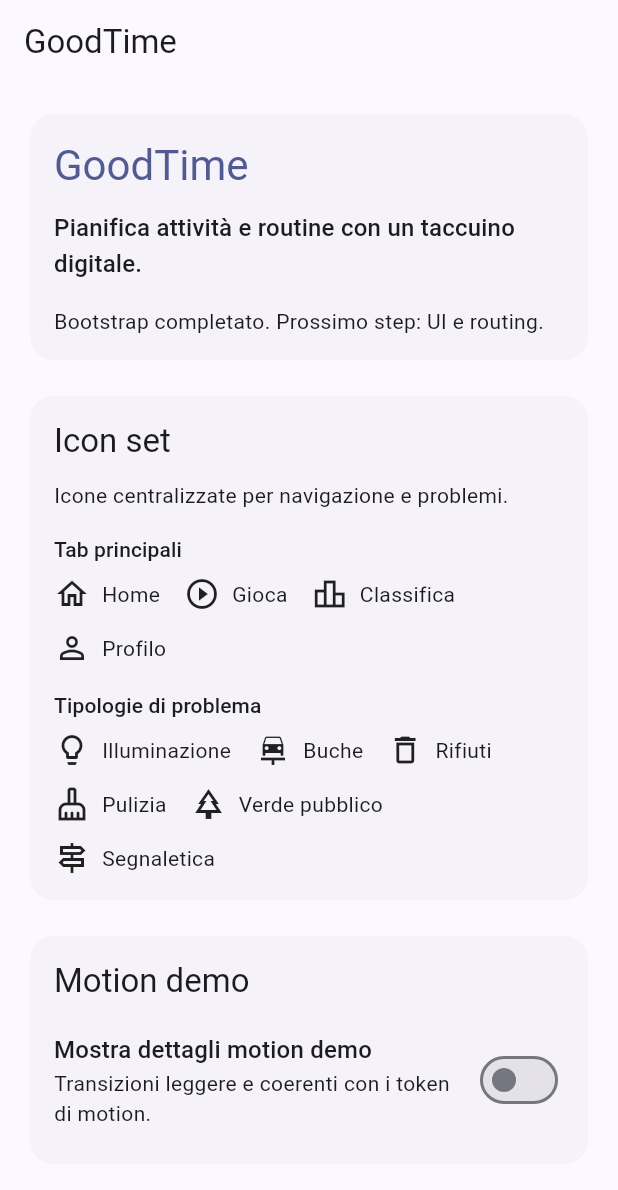
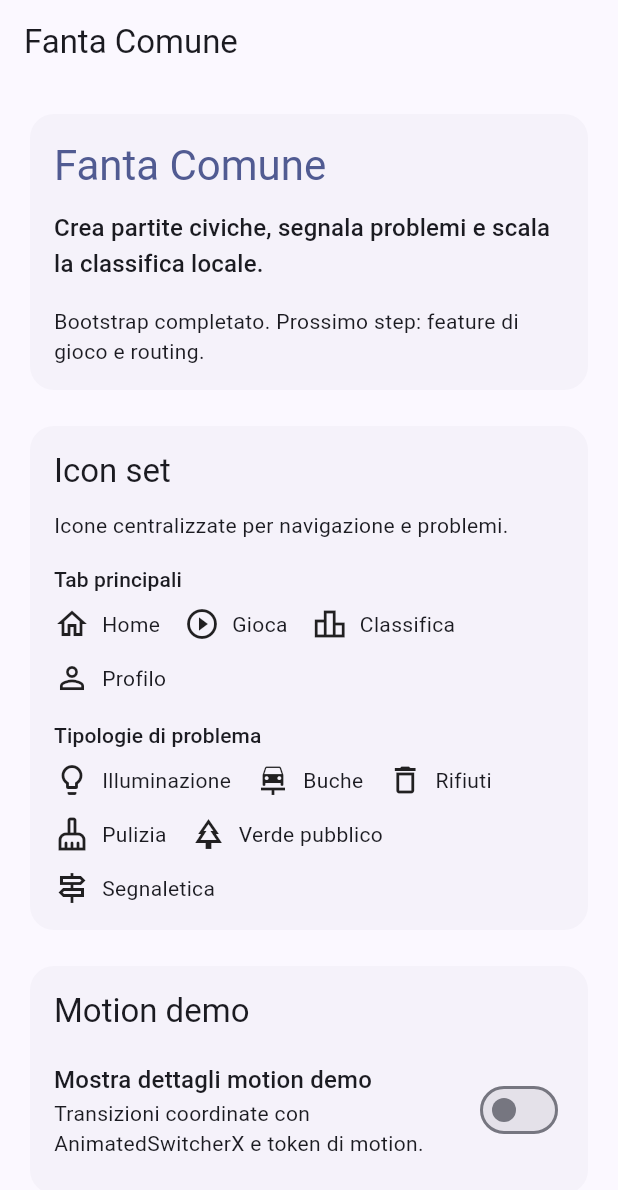
Before and after one commit to gabser/miglioraPaese, a Flutter app: the screen it shows after launch, on a phone screen of 412 x 824 dp. Shown: the top 1190 px of the screen. Run offline on Flutter 3.47's test engine with Material 3 defaults, Android fonts, the phone set to English and light mode, and no system bars; our stand-ins replace flutter_bloc, shared_preferences.

Commit message:
Restore fanta_comune base and add motion system

```diff
--- /dev/null
+++ b/lib/core/preferences/app_prefs.dart
@@ -0,0 +1,30 @@
+import 'package:shared_preferences/shared_preferences.dart';
+
+/// Wrapper semplice attorno a [SharedPreferences] per le preferenze locali.
+class AppPrefs {
+  /// Crea un'istanza usando le [SharedPreferences] già disponibili.
+  const AppPrefs(this._prefs);
+
+  final SharedPreferences _prefs;
+
+  static const _motionDemoKey = 'motion_demo_enabled';
+
+  /// Inizializza le preferenze condivise e restituisce il wrapper.
+  static Future<AppPrefs> init() async {
+    final prefs = await SharedPreferences.getInstance();
+    return AppPrefs(prefs);
+  }
+
+  /// Indica se l'utente ha attivato la demo di motion.
+  bool get motionDemoEnabled => _prefs.getBool(_motionDemoKey) ?? false;
+
+  /// Aggiorna la preferenza della demo di motion.
+  Future<void> setMotionDemoEnabled(bool value) async {
+    await _prefs.setBool(_motionDemoKey, value);
+  }
+
+  /// Cancella tutte le preferenze locali.
+  Future<void> clearAll() async {
+    await _prefs.clear();
+  }
+}
--- a/lib/core/theme/app_icons.dart
+++ b/lib/core/theme/app_icons.dart
@@ -1,5 +1,5 @@
 import 'package:flutter/material.dart';
-import 'package:goodtime/core/models/problem_key.dart';
+import 'package:fanta_comune/core/models/problem_key.dart';
 
 /// Raccolta centralizzata delle icone e delle label di navigazione e problemi.
 class AppIcons {
--- a/lib/core/theme/app_theme.dart
+++ b/lib/core/theme/app_theme.dart
@@ -1,5 +1,6 @@
 import 'package:flutter/material.dart';
-import 'package:goodtime/core/theme/app_tokens.dart';
+import 'package:fanta_comune/core/theme/app_motion.dart';
+import 'package:fanta_comune/core/theme/app_tokens.dart';
 
 /// Tema centralizzato basato su Material 3 e ColorScheme derivato da seed.
 class AppTheme {
@@ -28,6 +29,8 @@ class AppTheme {
       secondarySelectedColor: colorScheme.secondaryContainer,
       disabledColor: colorScheme.onSurface.withOpacity(0.12),
     );
+
+    const transitionsBuilder = _AppPageTransitionsBuilder();
 
     return ThemeData(
       useMaterial3: true,
@@ -88,14 +91,46 @@ class AppTheme {
       chipTheme: baseChipTheme,
       pageTransitionsTheme: const PageTransitionsTheme(
         builders: {
-          TargetPlatform.android: FadeUpwardsPageTransitionsBuilder(),
-          TargetPlatform.iOS: CupertinoPageTransitionsBuilder(),
-          TargetPlatform.linux: FadeUpwardsPageTransitionsBuilder(),
-          TargetPlatform.macOS: FadeUpwardsPageTransitionsBuilder(),
-          TargetPlatform.windows: FadeUpwardsPageTransitionsBuilder(),
-          TargetPlatform.fuchsia: FadeUpwardsPageTransitionsBuilder(),
+          TargetPlatform.android: transitionsBuilder,
+          TargetPlatform.iOS: transitionsBuilder,
+          TargetPlatform.linux: transitionsBuilder,
+          TargetPlatform.macOS: transitionsBuilder,
+          TargetPlatform.windows: transitionsBuilder,
+          TargetPlatform.fuchsia: transitionsBuilder,
         },
       ),
     );
   }
 }
+
+class _AppPageTransitionsBuilder extends PageTransitionsBuilder {
+  const _AppPageTransitionsBuilder();
+
+  @override
+  Widget buildTransitions<T>(
+    PageRoute<T> route,
+    BuildContext context,
+    Animation<double> animation,
+    Animation<double> secondaryAnimation,
+    Widget child,
+  ) {
+    final fadeAnimation = animation.drive(
+      CurveTween(curve: AppMotion.standard),
+    );
+
+    final offsetAnimation = animation.drive(
+      Tween<Offset>(
+        begin: const Offset(0, 0.025),
+        end: Offset.zero,
+      ).chain(CurveTween(curve: AppMotion.standard)),
+    );
+
+    return FadeTransition(
+      opacity: fadeAnimation,
+      child: SlideTransition(
+        position: offsetAnimation,
+        child: child,
+      ),
+    );
+  }
+}
--- a/lib/core/widgets/animated_size_x.dart
+++ b/lib/core/widgets/animated_size_x.dart
@@ -1,5 +1,5 @@
 import 'package:flutter/material.dart';
-import 'package:goodtime/core/theme/app_motion.dart';
+import 'package:fanta_comune/core/theme/app_motion.dart';
 
 /// AnimatedSize con configurazione coerente per transizioni di layout morbide.
 class AnimatedSizeX extends StatefulWidget {
--- a/lib/core/widgets/animated_switcher_x.dart
+++ b/lib/core/widgets/animated_switcher_x.dart
@@ -1,5 +1,5 @@
 import 'package:flutter/material.dart';
-import 'package:goodtime/core/theme/app_motion.dart';
+import 'package:fanta_comune/core/theme/app_motion.dart';
 
 /// AnimatedSwitcher preconfigurato con transizione leggera (fade + slide).
 class AnimatedSwitcherX extends StatelessWidget {
--- a/lib/core/widgets/icon_label.dart
+++ b/lib/core/widgets/icon_label.dart
@@ -1,5 +1,5 @@
 import 'package:flutter/material.dart';
-import 'package:goodtime/core/theme/app_tokens.dart';
+import 'package:fanta_comune/core/theme/app_tokens.dart';
 
 /// Widget riusabile che abbina un'icona a un testo con semantica accessibile.
 class IconLabel extends StatelessWidget {
--- a/lib/core/widgets/max_width_container.dart
+++ b/lib/core/widgets/max_width_container.dart
@@ -1,5 +1,5 @@
 import 'package:flutter/material.dart';
-import 'package:goodtime/core/theme/app_tokens.dart';
+import 'package:fanta_comune/core/theme/app_tokens.dart';
 
 /// Contenitore che limita la larghezza e centra il contenuto su schermi ampi.
 class MaxWidthContainer extends StatelessWidget {
--- a/lib/features/boot/boot_screen.dart
+++ b/lib/features/boot/boot_screen.dart
@@ -1,11 +1,13 @@
 import 'package:flutter/material.dart';
-import 'package:goodtime/core/models/problem_key.dart';
-import 'package:goodtime/core/theme/app_icons.dart';
-import 'package:goodtime/core/theme/app_tokens.dart';
-import 'package:goodtime/core/widgets/animated_size_x.dart';
-import 'package:goodtime/core/widgets/animated_switcher_x.dart';
-import 'package:goodtime/core/widgets/icon_label.dart';
-import 'package:goodtime/core/widgets/max_width_container.dart';
+import 'package:flutter_bloc/flutter_bloc.dart';
+import 'package:fanta_comune/core/models/problem_key.dart';
+import 'package:fanta_comune/core/preferences/app_prefs.dart';
+import 'package:fanta_comune/core/theme/app_icons.dart';
+import 'package:fanta_comune/core/theme/app_tokens.dart';
+import 'package:fanta_comune/core/widgets/animated_size_x.dart';
+import 'package:fanta_comune/core/widgets/animated_switcher_x.dart';
+import 'package:fanta_comune/core/widgets/icon_label.dart';
+import 'package:fanta_comune/core/widgets/max_width_container.dart';
 
 /// Schermata iniziale che conferma l'avvio e presenta il tema base.
 class BootScreen extends StatefulWidget {
@@ -19,13 +21,21 @@ class _BootScreenState extends State<BootScreen> {
   bool _showMotionDetails = false;
 
   @override
+  void initState() {
+    super.initState();
+    final prefs = context.read<AppPrefs>();
+    _showMotionDetails = prefs.motionDemoEnabled;
+  }
+
+  @override
   Widget build(BuildContext context) {
     final textTheme = Theme.of(context).textTheme;
     final colorScheme = Theme.of(context).colorScheme;
+    final appPrefs = context.read<AppPrefs>();
 
     return Scaffold(
       appBar: AppBar(
-        title: const Text('GoodTime'),
+        title: const Text('Fanta Comune'),
       ),
       body: SafeArea(
         child: MaxWidthContainer(
@@ -39,19 +49,19 @@ class _BootScreenState extends State<BootScreen> {
                     crossAxisAlignment: CrossAxisAlignment.start,
                     children: [
                       Text(
-                        'GoodTime',
+                        'Fanta Comune',
                         style: textTheme.headlineMedium?.copyWith(
                           color: colorScheme.primary,
                         ),
                       ),
                       const SizedBox(height: AppTokens.s12),
                       Text(
-                        'Pianifica attività e routine con un taccuino digitale.',
+                        'Crea partite civiche, segnala problemi e scala la classifica locale.',
                         style: textTheme.titleMedium,
                       ),
                       const SizedBox(height: AppTokens.s16),
                       Text(
-                        'Bootstrap completato. Prossimo step: UI e routing.',
+                        'Bootstrap completato. Prossimo step: feature di gioco e routing.',
                         style: textTheme.bodyMedium,
                       ),
                     ],
@@ -145,13 +155,14 @@ class _BootScreenState extends State<BootScreen> {
                           style: textTheme.titleMedium,
                         ),
                         subtitle: Text(
-                          'Transizioni leggere e coerenti con i token di motion.',
+                          'Transizioni coordinate con AnimatedSwitcherX e token di motion.',
                           style: textTheme.bodyMedium,
                         ),
-                        onChanged: (value) {
+                        onChanged: (value) async {
                           setState(() {
                             _showMotionDetails = value;
                           });
+                          await appPrefs.setMotionDemoEnabled(value);
                         },
                       ),
                       AnimatedSwitcherX(
--- a/lib/features/game/domain/problem_type.dart
+++ b/lib/features/game/domain/problem_type.dart
@@ -1,4 +1,4 @@
-import 'package:goodtime/core/models/problem_key.dart';
+import 'package:fanta_comune/core/models/problem_key.dart';
 
 /// Tipologie di problema civico gestite dal dominio di gioco.
 enum ProblemType {
```
Also changed, not shown: lib/app/app.dart (+6 -59 lines), lib/main.dart (+13 -3 lines), pubspec.yaml (+5 -2 lines).
